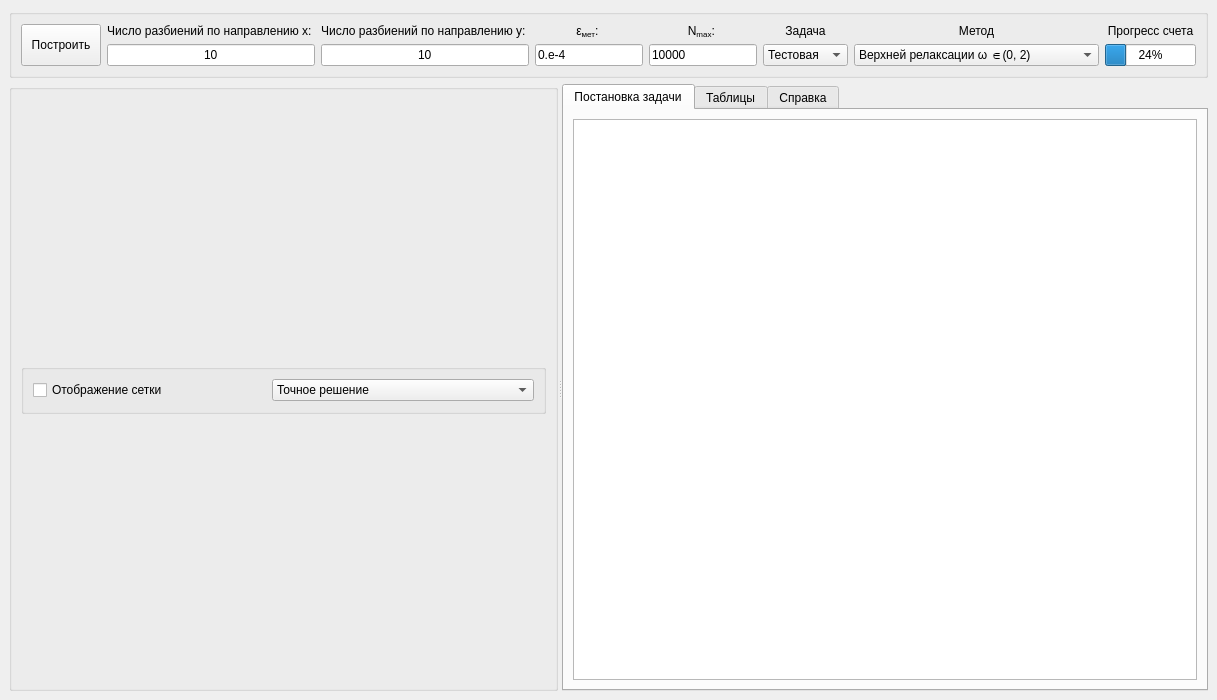
Termtre/GFTS3, file ui/mainwindow.ui: the form before one commit.
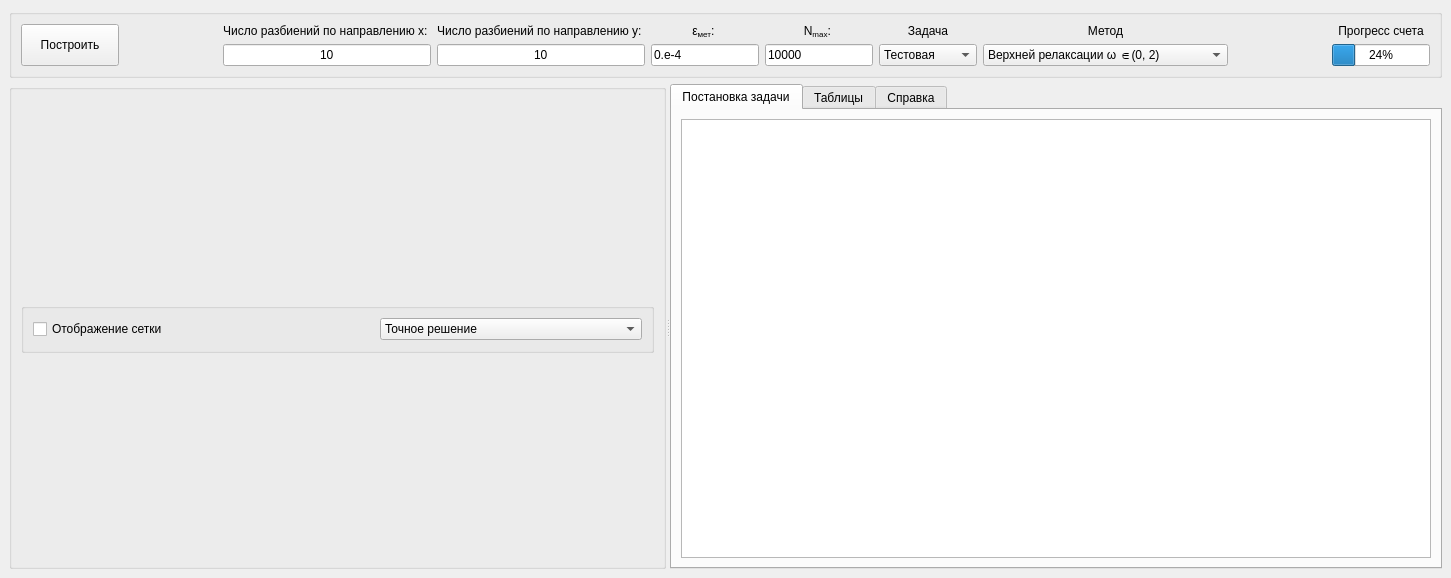
The form after the commit. The open tabs and pages were chosen to show the change.

Diff of the .ui file:
```diff
--- a/ui/mainwindow.ui
+++ b/ui/mainwindow.ui
@@ -6,14 +6,20 @@
    <rect>
     <x>0</x>
     <y>0</y>
-    <width>1000</width>
-    <height>700</height>
+    <width>1451</width>
+    <height>578</height>
    </rect>
   </property>
   <property name="minimumSize">
    <size>
-    <width>0</width>
-    <height>0</height>
+    <width>200</width>
+    <height>200</height>
+   </size>
+  </property>
+  <property name="maximumSize">
+   <size>
+    <width>16777215</width>
+    <height>16777215</height>
    </size>
   </property>
   <property name="windowTitle">
@@ -158,8 +164,8 @@
 hr { height: 1px; border-width: 0; }
 li.unchecked::marker { content: &quot;\2610&quot;; }
 li.checked::marker { content: &quot;\2612&quot;; }
-&lt;/style&gt;&lt;/head&gt;&lt;body style=&quot; font-family:'Segoe UI'; font-size:9pt; font-weight:400; font-style:normal;&quot;&gt;
-&lt;p align=&quot;center&quot; style=&quot;-qt-paragraph-type:empty; margin-top:0px; margin-bottom:0px; margin-left:0px; margin-right:0px; -qt-block-indent:0; text-indent:0px;&quot;&gt;&lt;br /&gt;&lt;/p&gt;&lt;/body&gt;&lt;/html&gt;</string>
+&lt;/style&gt;&lt;/head&gt;&lt;body style=&quot; font-family:'.AppleSystemUIFont'; font-size:13pt; font-weight:400; font-style:normal;&quot;&gt;
+&lt;p align=&quot;center&quot; style=&quot;-qt-paragraph-type:empty; margin-top:0px; margin-bottom:0px; margin-left:0px; margin-right:0px; -qt-block-indent:0; text-indent:0px; font-family:'Segoe UI'; font-size:9pt;&quot;&gt;&lt;br /&gt;&lt;/p&gt;&lt;/body&gt;&lt;/html&gt;</string>
               </property>
              </widget>
             </item>
```
Left out of the diff: 2 changed lines with no effect on the pictures.
